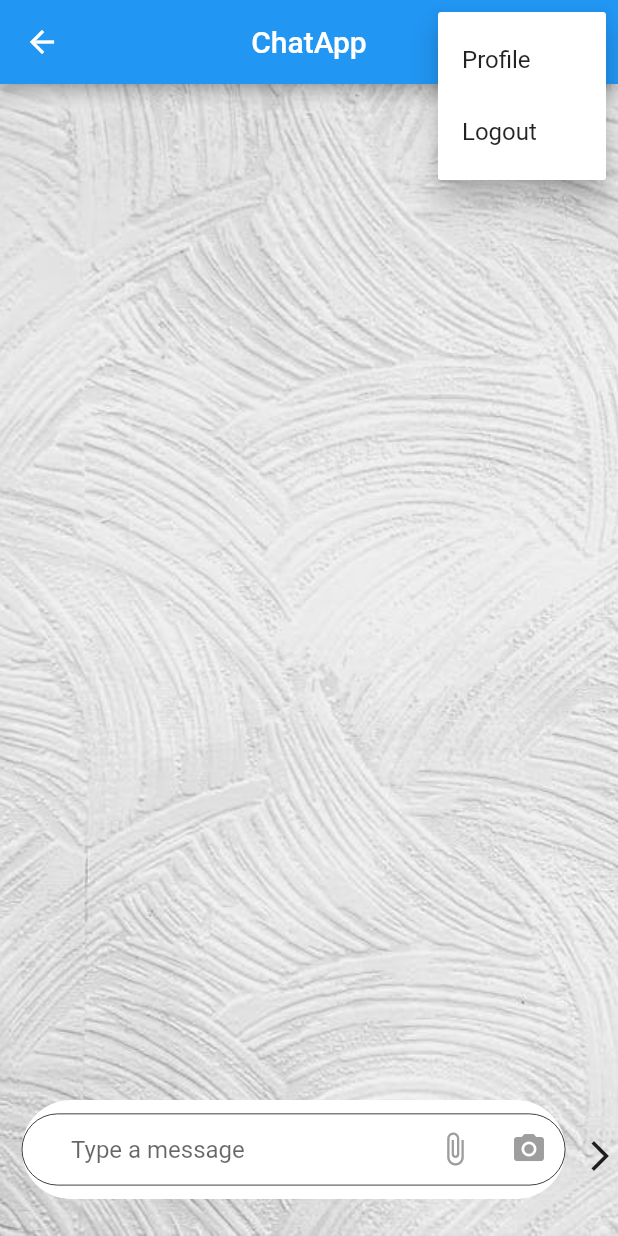
After one commit to mohsinakmal/chat_app, a Flutter app: the ChatScreen screen opened directly, after a tap on the "more vert" icon, on a phone screen of 412 x 824 dp. The commit adds this screen. Run offline on Flutter 3.47's test engine with Material 2 defaults, Android fonts, the phone set to English and light mode, and no system bars; our stand-ins replace cloud_firestore, firebase_auth, firebase_core, flutter_phoenix, get_it, injectable and 2 more; accounts and stored records are empty.

Commit message:
3 November

```diff
--- a/lib/app/locator.iconfig.dart
+++ b/lib/app/locator.iconfig.dart
@@ -1,6 +1,7 @@
 
 
 
+import 'package:chat_app/viewmodels/chat_view_model.dart';
 import 'package:chat_app/viewmodels/my_base_view_model.dart';
 import 'package:chat_app/viewmodels/nav_view_model.dart';
 import 'package:chat_app/viewmodels/navigation_viewmodel.dart';
@@ -12,4 +13,5 @@ void $initGetIt(GetIt g, {String environment}) {
   g.registerLazySingleton<SignUpViewModel>(() => SignUpViewModel());
   g.registerLazySingleton<NavViewModel>(() => NavViewModel());
   g.registerLazySingleton<NavigationViewModel>(() => NavigationViewModel());
+  g.registerLazySingleton<ChatViewModel>(() => ChatViewModel());
 }
--- a/lib/main.dart
+++ b/lib/main.dart
@@ -1,7 +1,7 @@
 import 'package:chat_app/utils/screen_util.dart';
 import 'package:chat_app/utils/size_config.dart';
 import 'package:chat_app/viewmodels/navigation_viewmodel.dart';
-import 'package:chat_app/views/home.dart';
+import 'package:chat_app/views/chat_screen.dart';
 import 'package:chat_app/views/sign_in.dart';
 import 'package:chat_app/views/sign_up.dart';
 import 'package:firebase_auth/firebase_auth.dart';
@@ -37,7 +37,7 @@ class MyApp extends StatelessWidget {
         return OrientationBuilder(
           builder: (context, orientation){
             SizeConfig().init(constraints, orientation);
-            return mAuth.currentUser !=null ? HomeScreen():SignIn();
+            return mAuth.currentUser !=null ? ChatScreen():SignIn();
           },
         );
       }
--- a/lib/utils/image_utils.dart
+++ b/lib/utils/image_utils.dart
@@ -1,4 +1,7 @@
 
 class ImageUtils{
   static String ast = "assets/all_star_tech.png";
+  static String bg = "assets/background.jpeg";
+  static String arrow = "assets/green_arrow.jpg";
+  static String profile = "assets/profile.png";
 }
--- /dev/null
+++ b/lib/viewmodels/chat_view_model.dart
@@ -0,0 +1,40 @@
+
+
+import 'package:chat_app/services/auth_services_hit.dart';
+import 'package:chat_app/viewmodels/my_base_view_model.dart';
+import 'package:flutter/cupertino.dart';
+
+class ChatViewModel extends MyBaseViewModel{
+
+  AuthServicesHit authServicesHit = AuthServicesHit();
+  String message;
+  final messageController = TextEditingController();
+  FocusNode messageFocus = new FocusNode();
+  bool isMessageInFocus = false;
+
+  void _onMessageFocus(){
+    if(messageFocus.hasFocus){
+      isMessageInFocus = true;
+    }
+    else{
+      isMessageInFocus = false;
+    }
+  }
+
+  void setFocusListener(){
+    messageFocus.addListener(_onMessageFocus);
+  }
+
+  void signOut() async{
+    await authServicesHit.logout();
+    navigateToSignInScreen();
+  }
+
+  void navigateToSignInScreen(){
+    navService.navigateToSignInScreen();
+  }
+  void navigateToProfileScreen(){
+    navService.navigateToProfileScreen();
+  }
+
+}
--- a/lib/viewmodels/navigation_viewmodel.dart
+++ b/lib/viewmodels/navigation_viewmodel.dart
@@ -1,6 +1,7 @@
 
 
-import 'package:chat_app/views/home.dart';
+import 'package:chat_app/views/chat_screen.dart';
+import 'package:chat_app/views/profile.dart';
 import 'package:chat_app/views/sign_in.dart';
 import 'package:chat_app/views/sign_up.dart';
 import 'package:flutter/cupertino.dart';
@@ -8,10 +9,10 @@ import 'package:page_transition/page_transition.dart';
 
 class NavigationViewModel{
   final GlobalKey<NavigatorState> navigationKey = GlobalKey<NavigatorState>();
-  void navigateToHomeScreen(){
+  void navigateToChatScreen(){
     navigationKey.currentState.push(PageTransition(
         type: PageTransitionType.fade,
-        child: HomeScreen(
+        child: ChatScreen(
         )));
   }
   void navigateToSignUpScreen(){
@@ -24,4 +25,9 @@ class NavigationViewModel{
         type: PageTransitionType.fade,
         child: SignIn()));
   }
+  void navigateToProfileScreen(){
+    navigationKey.currentState.push(PageTransition(
+        type: PageTransitionType.fade,
+        child: Profile()));
+  }
 }
--- /dev/null
+++ b/lib/views/chat_screen.dart
@@ -0,0 +1,136 @@
+
+import 'package:chat_app/app/locator.dart';
+import 'package:chat_app/utils/image_utils.dart';
+import 'package:chat_app/utils/size_config.dart';
+import 'package:chat_app/viewmodels/chat_view_model.dart';
+import 'package:chat_app/viewmodels/sign_up_in_model.dart';
+import 'package:flutter/material.dart';
+import 'package:stacked/stacked.dart';
+
+class ChatScreen extends StatefulWidget {
+  @override
+  _HomeScreenState createState() => _HomeScreenState();
+}
+
+class _HomeScreenState extends State<ChatScreen> {
+  @override
+  Widget build(BuildContext context) {
+    return ViewModelBuilder<ChatViewModel>.reactive(
+        builder: (context, data, child){
+          return Scaffold(
+            appBar: AppBar(
+              actions: [
+                PopupMenuButton<String>(
+                  onSelected: (value){
+                    switch(value){
+                      case "Profile":
+                        data.navigateToProfileScreen();
+                        break;
+
+                      case "Logout":
+                        data.signOut();
+                        break;
+                    }
+                  },
+                  itemBuilder: (context) => [
+                    PopupMenuItem(
+                        value: "Profile",
+                        child: Text("Profile")),
+                    PopupMenuItem(
+                        value: "Logout",
+                        child: Text("Logout")),
+                  ],
+                )
+              ],
+              title: Text("ChatApp"),
+              centerTitle: true,
+            ),
+            body:Container(
+              height: double.infinity,
+              width: double.infinity,
+              child: Stack(
+                children: [
+                  Image.asset(
+                    ImageUtils.bg,
+                    fit: BoxFit.cover,
+                    height: double.infinity,
+                    width: double.infinity,
+                  ),
+                  Align(
+                    alignment: Alignment.bottomCenter,
+                    child: Stack(
+                      alignment: AlignmentDirectional.centerEnd,
+                      children: [
+                        Container(
+                          margin: EdgeInsets.only(
+                              bottom:SizeConfig.heightMultiplier * 3,
+                              right: 8.5 * SizeConfig.widthMultiplier,
+                              left: 3.5 * SizeConfig.widthMultiplier
+                          ),
+                          height: SizeConfig.heightMultiplier * 8,
+                          decoration: BoxDecoration(
+                              shape: BoxShape.rectangle,
+                              borderRadius:BorderRadius.all(Radius.circular(50)),
+                              color: Colors.white,
+                              boxShadow: [
+                                BoxShadow(
+                                  color:data.isMessageInFocus ? Color(0xFF20B573).withOpacity(.15)
+                                      : Colors.black.withOpacity(.05),
+                                ),
+                              ]
+                          ),
+                          child: Stack(
+                            alignment: AlignmentDirectional.centerEnd,
+                            children: [
+                              TextField(
+                                controller: data.messageController,
+                                obscureText: false,
+                                decoration: InputDecoration(
+                                    contentPadding: EdgeInsets.only(
+                                      left: 8 * SizeConfig.widthMultiplier,
+                                      right: 4 * SizeConfig.widthMultiplier,
+                                    ),
+                                    enabledBorder: OutlineInputBorder(
+                                      borderSide: BorderSide(
+                                          width: .5),
+                                      borderRadius: BorderRadius.circular(
+                                          SizeConfig.widthMultiplier * 6),
+                                    ),
+                                    focusedBorder: OutlineInputBorder(
+                                      borderSide:
+                                      BorderSide(color: Colors.green),
+                                      borderRadius: BorderRadius.circular(
+                                        SizeConfig.widthMultiplier * 6,
+                                      ),
+                                    ),
+                                    hintText: "Type a message"
+                                ),
+                              ),
+                              Positioned(
+                                  right: SizeConfig.widthMultiplier * 3,
+                                  child: Icon(Icons.camera_alt,color: Colors.grey,)),
+                              Positioned(
+                                  right: SizeConfig.widthMultiplier * 15 ,
+                                  child:Icon(Icons.attach_file, color: Colors.grey,)),
+                              //Icon(Icons.attach_file),
+                            ],
+                            overflow: Overflow.clip,
+                          ),
+                        ),
+                        Positioned(
+                            bottom: SizeConfig.heightMultiplier * 5,
+                            child: Icon(Icons.arrow_forward_ios_sharp),),
+                      ],
+                    ),
+                  ),
+                ],
+              ),
+            ) ,
+          );
+        },
+      viewModelBuilder: () => locator<ChatViewModel>(),
+      disposeViewModel: false,
+    );
+
+  }
+}
```
Also changed, not shown: lib/services/auth_services_hit.dart (+8 -1 lines), lib/utils/common_functions.dart (+6 -5 lines), lib/viewmodels/sign_up_in_model.dart (+8 -4 lines), lib/views/home.dart (deleted, +0 -55 lines), lib/views/profile.dart (+52 -1 lines), assets/background.jpeg (added), assets/green_arrow.jpg (added).
